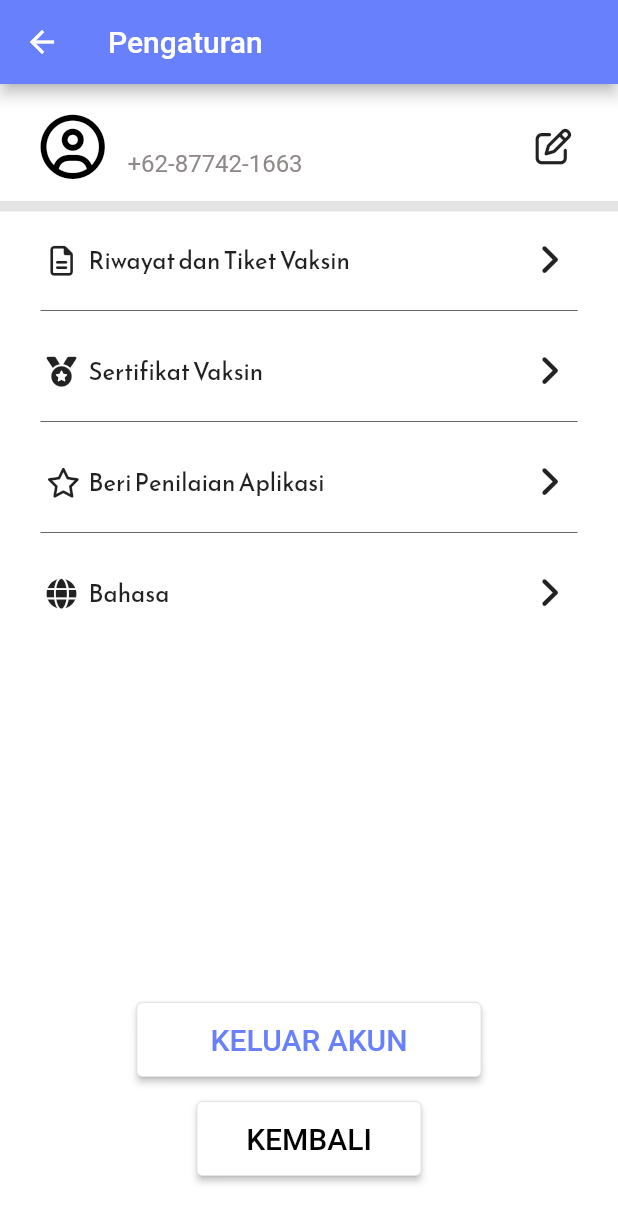
After one commit to Andoreee/Peduli-Lindungi, a Flutter app: the screen it shows after launch, after a tap on "LOGIN", after a tap on "Hai,", on a phone screen of 412 x 824 dp. The commit adds this screen. Shown: the top 1223 px of the screen. Run offline on Flutter 3.47's test engine with Material 2 defaults, Android fonts, the light colour scheme and no system bars; our stand-ins replace carousel_slider, font_awesome_flutter.

Commit message:
Frontend Setting User

```diff
--- a/lib/auth/login.dart
+++ b/lib/auth/login.dart
@@ -93,7 +93,7 @@ class Login extends StatelessWidget {
                                             height: 29,
                                             child: TextField(
                                               autofocus: true,
-                                              autofillHints: ['Admin', 'Andoreee'],
+                                              autofillHints: ['Admin', 'Andoreee', "Andrean Revaldi"],
                                                 controller: Username,
                                                 style: const TextStyle(
                                                   color: Colors.white,
@@ -279,7 +279,7 @@ class Login extends StatelessWidget {
                         ),
                       ),
                       onTap: () {
-                        if (Username.text == null || Username.text.isEmpty) {
+                        if (Username.text == "Kosong") {
                           showDialog(context: context, builder: (context) =>
                                         AlertDialog(
                                             content: const Text("Username tidak boleh kosong!"),
--- /dev/null
+++ b/lib/auth/setting.dart
@@ -0,0 +1,197 @@
+import 'package:flutter/material.dart';
+import 'package:font_awesome_flutter/font_awesome_flutter.dart';
+import 'package:peduli_diri/auth/login.dart';
+
+class Setting extends StatelessWidget {
+  const Setting({super.key, required this.Username});
+  final String Username;
+  Row menuSetting(String textMenu, Icon iconMenu) {
+    return Row(
+      mainAxisAlignment: MainAxisAlignment.spaceBetween,
+      children: [
+        Row(
+          children: [
+            iconMenu,
+            SizedBox(
+              width: 8,
+            ),
+            Text(
+              textMenu,
+              style: TextStyle(fontSize: 16, fontFamily: "Reem Kufi"),
+            ),
+          ],
+        ),
+        Row(
+          children: [
+            Icon(FontAwesomeIcons.angleRight),
+            SizedBox(
+              width: 34,
+            )
+          ],
+        )
+      ],
+    );
+  }
+
+  @override
+  Widget build(BuildContext context) {
+    var width = MediaQuery.of(context).size.width;
+    return Scaffold(
+      appBar: AppBar(
+        backgroundColor: const Color(0xff6980FD),
+        title: Text("Pengaturan"),
+      ),
+      backgroundColor: Colors.white,
+      body: Column(
+        mainAxisAlignment: MainAxisAlignment.spaceBetween,
+        children: [
+          Column(
+            children: [
+              Container(
+                margin: EdgeInsets.only(left: 27, top: 20),
+                child: Row(
+                  crossAxisAlignment: CrossAxisAlignment.center,
+                  mainAxisAlignment: MainAxisAlignment.spaceBetween,
+                  children: [
+                    Row(
+                      children: [
+                        Icon(
+                          FontAwesomeIcons.userCircle,
+                          color: Colors.black,
+                          size: 43,
+                        ),
+                        SizedBox(
+                          width: 15,
+                        ),
+                        Column(
+                          crossAxisAlignment: CrossAxisAlignment.start,
+                          children: [
+                            Text(
+                              Username,
+                              style: TextStyle(
+                                  fontFamily: "Roboto",
+                                  fontSize: 20,
+                                  fontWeight: FontWeight.w500),
+                            ),
+                            Text(
+                              "+62-87742-1663",
+                              style: TextStyle(
+                                  color: Color(0xff8F8888),
+                                  fontSize: 16,
+                                  fontFamily: "Roboto",
+                                  fontWeight: FontWeight.w400),
+                            )
+                          ],
+                        ),
+                      ],
+                    ),
+                    Row(
+                      children: [
+                        Icon(FontAwesomeIcons.edit),
+                        SizedBox(
+                          width: 31,
+                        )
+                      ],
+                    )
+                  ],
+                ),
+              ),
+              Container(
+                height: 7,
+                width: width,
+                margin: EdgeInsets.only(top: 15),
+                color: Color(0xffE4E4E4),
+              ),
+              Column(
+                children: [
+                  Container(
+                    margin: EdgeInsets.only(left: 31, top: 20, bottom: 14),
+                    child: menuSetting("Riwayat dan Tiket Vaksin",
+                        Icon(FontAwesomeIcons.fileLines, size: 20)),
+                  ),
+                  Container(
+                    margin: EdgeInsets.symmetric(horizontal: 27),
+                    child: Divider(thickness: 0.4, color: Colors.black),
+                  ),
+                  Container(
+                    margin: EdgeInsets.only(left: 31, top: 20, bottom: 14),
+                    child: menuSetting("Sertifikat Vaksin",
+                        Icon(FontAwesomeIcons.medal, size: 20)),
+                  ),
+                  Container(
+                    margin: EdgeInsets.symmetric(horizontal: 27),
+                    child: Divider(thickness: 0.4, color: Colors.black),
+                  ),
+                  Container(
+                    margin: EdgeInsets.only(left: 31, top: 20, bottom: 14),
+                    child: menuSetting("Beri Penilaian Aplikasi",
+                        Icon(FontAwesomeIcons.star, size: 20)),
+                  ),
+                  Container(
+                    margin: EdgeInsets.symmetric(horizontal: 27),
+                    child: Divider(thickness: 0.4, color: Colors.black),
+                  ),
+                  Container(
+                    margin: EdgeInsets.only(left: 31, top: 20, bottom: 14),
+                    child: menuSetting(
+                        "Bahasa", Icon(FontAwesomeIcons.globe, size: 20)),
+                  ),
+                ],
+              ),
+            ],
+          ),
+          Column(
+            children: [
+              ElevatedButton(
+                onPressed: () {
+                  Navigator.pushReplacement(context,
+                      MaterialPageRoute(builder: (context) => Login()));
+                },
+                child: const Text(
+                  'KELUAR AKUN',
+                  style:
+                      TextStyle(color: const Color(0xff6980FD), fontSize: 20),
+                ),
+                style: ButtonStyle(
+                  minimumSize: MaterialStateProperty.all(const Size(230, 50)),
+                  backgroundColor: MaterialStateProperty.all(Colors.white),
+                  side: MaterialStateProperty.all(
+                    const BorderSide(
+                      color: Colors.black12,
+                      width: 0.6,
+                    ),
+                  ),
+                ),
+              ),
+              SizedBox(
+                height: 16,
+              ),
+              ElevatedButton(
+                onPressed: () {
+                  Navigator.pop(context);
+                },
+                child: const Text(
+                  'KEMBALI',
+                  style: TextStyle(color: Colors.black, fontSize: 20),
+                ),
+                style: ButtonStyle(
+                  minimumSize: MaterialStateProperty.all(const Size(150, 50)),
+                  backgroundColor: MaterialStateProperty.all(Colors.white),
+                  side: MaterialStateProperty.all(
+                    const BorderSide(
+                      color: Colors.black12,
+                      width: 0.6,
+                    ),
+                  ),
+                ),
+              ),
+              SizedBox(
+                height: 40,
+              )
+            ],
+          )
+        ],
+      ),
+    );
+  }
+}
--- a/lib/components/appbar.dart
+++ b/lib/components/appbar.dart
@@ -1,7 +1,8 @@
 import 'package:flutter/material.dart';
 import 'package:font_awesome_flutter/font_awesome_flutter.dart';
+import 'package:peduli_diri/auth/setting.dart';
 
-AppBar userAppBar(String Username) {
+AppBar userAppBar(String Username, BuildContext context) {
   return AppBar(
     elevation: 0,
     backgroundColor: Colors.white,
@@ -9,13 +10,14 @@ AppBar userAppBar(String Username) {
       child: Row(
         mainAxisAlignment: MainAxisAlignment.spaceBetween,
         children: [
-          Row(
+          InkWell(
+            child: Row(
               children: [
                 const Icon(
-                FontAwesomeIcons.userCircle,
+                  FontAwesomeIcons.solidUserCircle,
                   color: Colors.black,
                 ),
-              SizedBox(
+                const SizedBox(
                   width: 10,
                 ),
                 Text(
@@ -23,6 +25,11 @@ AppBar userAppBar(String Username) {
                   style: TextStyle(color: Colors.black),
                 ),
               ],
+            ),
+            onTap: () {
+                    Navigator.push(context,
+                        MaterialPageRoute(builder: (context) => Setting(Username: Username)));
+                  },
           ),
           Container(
               child: Icon(
--- a/lib/home/carousel_slider.dart
+++ b/lib/home/carousel_slider.dart
@@ -1,16 +1,24 @@
 import 'package:flutter/material.dart';
 import 'package:carousel_slider/carousel_slider.dart';
+import 'package:url_launcher/url_launcher.dart';
 
+final Uri _url = Uri.parse('https://flutter.dev');
+final Uri _url2 = Uri.parse('https://flutter.dev');
+final Uri _url3 = Uri.parse('https://www.mrs-dinastian.com/2019/12/mudahnya-mencari-informasi-kesehatan-di.html');
+final Uri _url4 = Uri.parse('https://flutter.dev');
 CarouselSlider carouselSlider() {
   return CarouselSlider(
     items: [
-      Container(
+      InkWell(
+        onTap: () => _launchUrl(),
+        child: Container(
               margin: EdgeInsets.all(3.0),
               decoration: BoxDecoration(
                 borderRadius: BorderRadius.circular(10.0),
                 image: DecorationImage(
                   image: AssetImage('assets/images/carousel/carousel-1.jpg'),
                   fit: BoxFit.cover,
+                ),
               ),
             ),
       ),
@@ -24,13 +32,16 @@ CarouselSlider carouselSlider() {
               ),
             ),
           ),
-          Container(
+          InkWell(
+            onTap: () => _launchUrl3(),
+            child: Container(
               margin: EdgeInsets.all(3.0),
               decoration: BoxDecoration(
                 borderRadius: BorderRadius.circular(10.0),
                 image: DecorationImage(
                   image: AssetImage('assets/images/carousel/carousel-3.jpg'),
                   fit: BoxFit.cover,
+                ),
               ),
             ),
           ),
@@ -57,3 +68,20 @@ CarouselSlider carouselSlider() {
           ),
   );
 }
+Future<void> _launchUrl() async {
+  if (!await launchUrl(_url)) {
+    throw 'Could not launch $_url';
+  }
+}Future<void> _launchUrl2() async {
+  if (!await launchUrl(_url2)) {
+    throw 'Could not launch $_url2';
+  }
+}Future<void> _launchUrl3() async {
+  if (!await launchUrl(_url3)) {
+    throw 'Could not launch $_url3';
+  }
+}Future<void> _launchUrl4() async {
+  if (!await launchUrl(_url4)) {
+    throw 'Could not launch $_url4';
+  }
+}
--- a/lib/home/index.dart
+++ b/lib/home/index.dart
@@ -17,7 +17,7 @@ class HomePage extends StatelessWidget {
     if (width < 200) widths = 2;
     return Scaffold(
         backgroundColor: Colors.white,
-        appBar: userAppBar(Username),
+        appBar: userAppBar(Username, context),
         body: Column(
           crossAxisAlignment: CrossAxisAlignment.center,
           children: [
--- a/pubspec.yaml
+++ b/pubspec.yaml
@@ -39,6 +39,8 @@ dependencies:
   flutter_splash_screen: ^1.0.0
   font_awesome_flutter: ^10.3.0
   carousel_slider: ^4.0.0
+  url_launcher: ^6.1.7
+
 
 
 
```
Also changed, not shown: pubspec.lock, 5 other files. Lines whose indentation alone changed are shown as unchanged.
